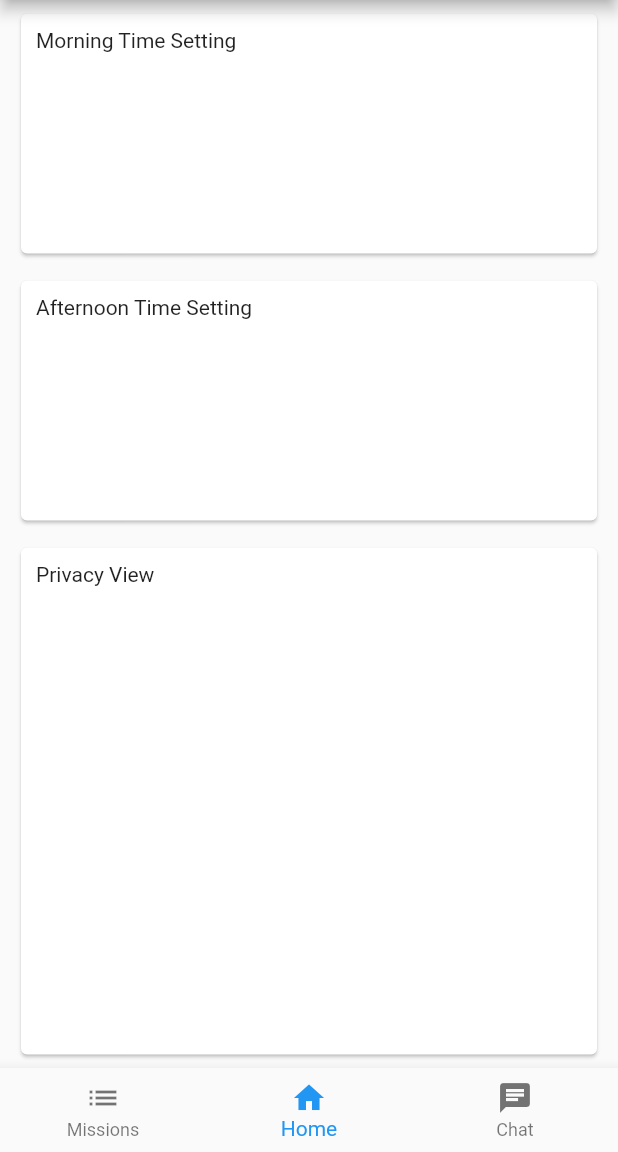
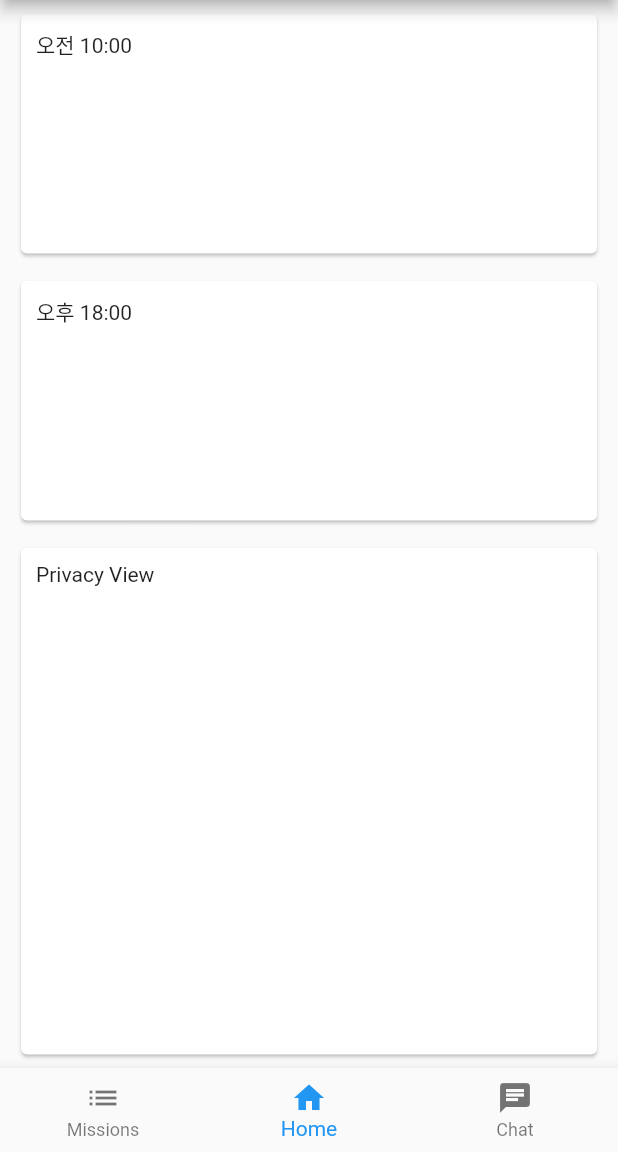
Before and after one commit to GDSC-CAU/Wiro-Flutter-App, a Flutter app: the screen it shows after launch, on a phone screen of 412 x 824 dp, the part 84-1236 px from its top. Run offline on Flutter 3.47's test engine with Material 2 defaults, Android fonts, the phone set to English and light mode, and no system bars.

Commit message:
Update Home.dart : Re-Structured TimeCard Property Logic

```diff
--- a/lib/pages/Home.dart
+++ b/lib/pages/Home.dart
@@ -28,15 +28,16 @@ class _TimeState extends State<HomeTimeSetting> {
     return Column(
       mainAxisSize: MainAxisSize.max,
       children: const [
-        Flexible(flex: 1, child: TimeCard(timeType: "Morning")),
-        Flexible(flex: 1, child: TimeCard(timeType: "Afternoon")),
+        Flexible(flex: 1, child: TimeCard(timeData: "오전 10:00", timeType: "M")),
+        Flexible(flex: 1, child: TimeCard(timeData: "오후 18:00", timeType: "A")),
       ],
     );
   }
 }
 
 class TimeCard extends StatelessWidget {
-  const TimeCard({Key? key, required this.timeType}): super(key: key);
+  const TimeCard({Key? key, required this.timeData, required this.timeType}): super(key: key);
+  final String timeData;
   final String timeType;
 
   @override
@@ -49,7 +50,7 @@ class TimeCard extends StatelessWidget {
                 child: SizedBox(
                   height: double.infinity,
                   width: double.infinity,
-                  child: Text("$timeType Time Setting"),
+                  child: Text(timeData),
                 )
             )
         )
```
